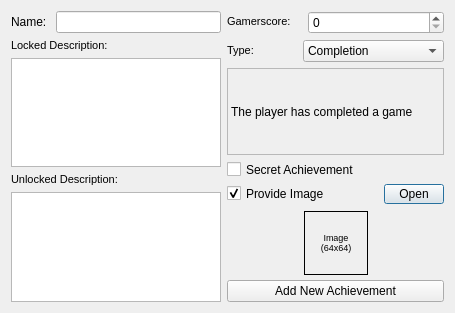
Qt form XDBF/achievementinjectordialog.ui (hetelek/XDBF-Manager) before a commit.
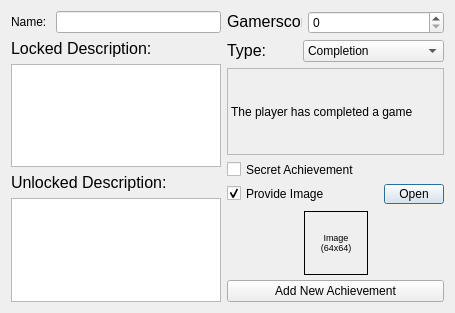
The same form after that commit. Icons and pictures are not drawn.

Commit message: fixed fonts and display issues on Mac

What changed in the file:
```diff
--- a/XDBF/achievementinjectordialog.ui
+++ b/XDBF/achievementinjectordialog.ui
@@ -48,8 +48,8 @@
           <string>&lt;!DOCTYPE HTML PUBLIC &quot;-//W3C//DTD HTML 4.0//EN&quot; &quot;http://www.w3.org/TR/REC-html40/strict.dtd&quot;&gt;
 &lt;html&gt;&lt;head&gt;&lt;meta name=&quot;qrichtext&quot; content=&quot;1&quot; /&gt;&lt;style type=&quot;text/css&quot;&gt;
 p, li { white-space: pre-wrap; }
-&lt;/style&gt;&lt;/head&gt;&lt;body style=&quot; font-family:'MS Shell Dlg 2'; font-size:8.25pt; font-weight:400; font-style:normal;&quot;&gt;
-&lt;p style=&quot; margin-top:0px; margin-bottom:0px; margin-left:0px; margin-right:0px; -qt-block-indent:0; text-indent:0px;&quot;&gt;&lt;span style=&quot; font-size:8pt;&quot;&gt;Locked Description:&lt;/span&gt;&lt;/p&gt;&lt;/body&gt;&lt;/html&gt;</string>
+&lt;/style&gt;&lt;/head&gt;&lt;body style=&quot; font-family:'Lucida Grande'; font-size:13pt; font-weight:400; font-style:normal;&quot;&gt;
+&lt;p style=&quot; margin-top:0px; margin-bottom:0px; margin-left:0px; margin-right:0px; -qt-block-indent:0; text-indent:0px;&quot;&gt;&lt;span style=&quot; font-family:'MS Shell Dlg 2'; font-size:12pt;&quot;&gt;Locked Description:&lt;/span&gt;&lt;/p&gt;&lt;/body&gt;&lt;/html&gt;</string>
          </property>
         </widget>
        </item>
@@ -76,8 +76,8 @@
           <string>&lt;!DOCTYPE HTML PUBLIC &quot;-//W3C//DTD HTML 4.0//EN&quot; &quot;http://www.w3.org/TR/REC-html40/strict.dtd&quot;&gt;
 &lt;html&gt;&lt;head&gt;&lt;meta name=&quot;qrichtext&quot; content=&quot;1&quot; /&gt;&lt;style type=&quot;text/css&quot;&gt;
 p, li { white-space: pre-wrap; }
-&lt;/style&gt;&lt;/head&gt;&lt;body style=&quot; font-family:'MS Shell Dlg 2'; font-size:8.25pt; font-weight:400; font-style:normal;&quot;&gt;
-&lt;p style=&quot; margin-top:0px; margin-bottom:0px; margin-left:0px; margin-right:0px; -qt-block-indent:0; text-indent:0px;&quot;&gt;&lt;span style=&quot; font-size:8pt;&quot;&gt;Unlocked Description:&lt;/span&gt;&lt;/p&gt;&lt;/body&gt;&lt;/html&gt;</string>
+&lt;/style&gt;&lt;/head&gt;&lt;body style=&quot; font-family:'Lucida Grande'; font-size:13pt; font-weight:400; font-style:normal;&quot;&gt;
+&lt;p style=&quot; margin-top:0px; margin-bottom:0px; margin-left:0px; margin-right:0px; -qt-block-indent:0; text-indent:0px;&quot;&gt;&lt;span style=&quot; font-family:'MS Shell Dlg 2'; font-size:12pt;&quot;&gt;Unlocked Description:&lt;/span&gt;&lt;/p&gt;&lt;/body&gt;&lt;/html&gt;</string>
          </property>
         </widget>
        </item>
@@ -118,8 +118,8 @@
         <string>&lt;!DOCTYPE HTML PUBLIC &quot;-//W3C//DTD HTML 4.0//EN&quot; &quot;http://www.w3.org/TR/REC-html40/strict.dtd&quot;&gt;
 &lt;html&gt;&lt;head&gt;&lt;meta name=&quot;qrichtext&quot; content=&quot;1&quot; /&gt;&lt;style type=&quot;text/css&quot;&gt;
 p, li { white-space: pre-wrap; }
-&lt;/style&gt;&lt;/head&gt;&lt;body style=&quot; font-family:'MS Shell Dlg 2'; font-size:8.25pt; font-weight:400; font-style:normal;&quot;&gt;
-&lt;p style=&quot; margin-top:0px; margin-bottom:0px; margin-left:0px; margin-right:0px; -qt-block-indent:0; text-indent:0px;&quot;&gt;&lt;span style=&quot; font-size:8pt;&quot;&gt;Gamerscore:&lt;/span&gt;&lt;/p&gt;&lt;/body&gt;&lt;/html&gt;</string>
+&lt;/style&gt;&lt;/head&gt;&lt;body style=&quot; font-family:'Lucida Grande'; font-size:13pt; font-weight:400; font-style:normal;&quot;&gt;
+&lt;p style=&quot; margin-top:0px; margin-bottom:0px; margin-left:0px; margin-right:0px; -qt-block-indent:0; text-indent:0px;&quot;&gt;&lt;span style=&quot; font-family:'MS Shell Dlg 2'; font-size:12pt;&quot;&gt;Gamerscore:&lt;/span&gt;&lt;/p&gt;&lt;/body&gt;&lt;/html&gt;</string>
        </property>
       </widget>
      </item>
@@ -152,8 +152,8 @@
         <string>&lt;!DOCTYPE HTML PUBLIC &quot;-//W3C//DTD HTML 4.0//EN&quot; &quot;http://www.w3.org/TR/REC-html40/strict.dtd&quot;&gt;
 &lt;html&gt;&lt;head&gt;&lt;meta name=&quot;qrichtext&quot; content=&quot;1&quot; /&gt;&lt;style type=&quot;text/css&quot;&gt;
 p, li { white-space: pre-wrap; }
-&lt;/style&gt;&lt;/head&gt;&lt;body style=&quot; font-family:'MS Shell Dlg 2'; font-size:8.25pt; font-weight:400; font-style:normal;&quot;&gt;
-&lt;p style=&quot; margin-top:0px; margin-bottom:0px; margin-left:0px; margin-right:0px; -qt-block-indent:0; text-indent:0px;&quot;&gt;&lt;span style=&quot; font-size:8pt;&quot;&gt;Type:&lt;/span&gt;&lt;/p&gt;&lt;/body&gt;&lt;/html&gt;</string>
+&lt;/style&gt;&lt;/head&gt;&lt;body style=&quot; font-family:'Lucida Grande'; font-size:13pt; font-weight:400; font-style:normal;&quot;&gt;
+&lt;p style=&quot; margin-top:0px; margin-bottom:0px; margin-left:0px; margin-right:0px; -qt-block-indent:0; text-indent:0px;&quot;&gt;&lt;span style=&quot; font-family:'MS Shell Dlg 2'; font-size:12pt;&quot;&gt;Type:&lt;/span&gt;&lt;/p&gt;&lt;/body&gt;&lt;/html&gt;</string>
        </property>
       </widget>
      </item>
```
The commit also changes 9 other files.
